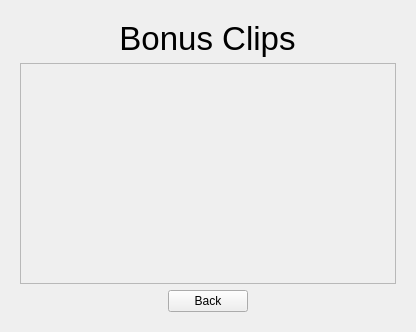
Qt form ui/bonusclipsdialog.ui (tdauth/gustavsfairyland) before a commit.
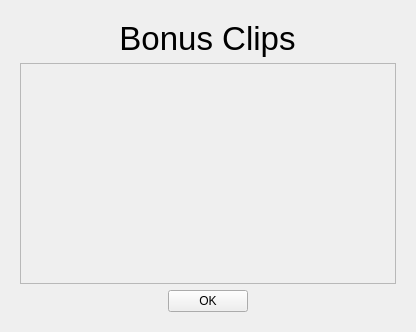
The same form after that commit. Icons and pictures are not drawn.

The edit to the form file:
```diff
--- a/ui/bonusclipsdialog.ui
+++ b/ui/bonusclipsdialog.ui
@@ -76,7 +76,17 @@
       <item row="2" column="0" alignment="Qt::AlignHCenter|Qt::AlignBottom">
        <widget class="QPushButton" name="backPushButton">
         <property name="text">
-         <string>Back</string>
+         <string>OK</string>
+        </property>
+        <property name="icon">
+         <iconset resource="../oxygen-icons-png-master/oxygen.qrc">
+          <normaloff>:/themes/oxygen/32x32/actions/dialog-ok-apply.png</normaloff>:/themes/oxygen/32x32/actions/dialog-ok-apply.png</iconset>
+        </property>
+        <property name="iconSize">
+         <size>
+          <width>32</width>
+          <height>32</height>
+         </size>
         </property>
        </widget>
       </item>
```
Left out of the diff: 4 changed lines with no effect on the pictures.
